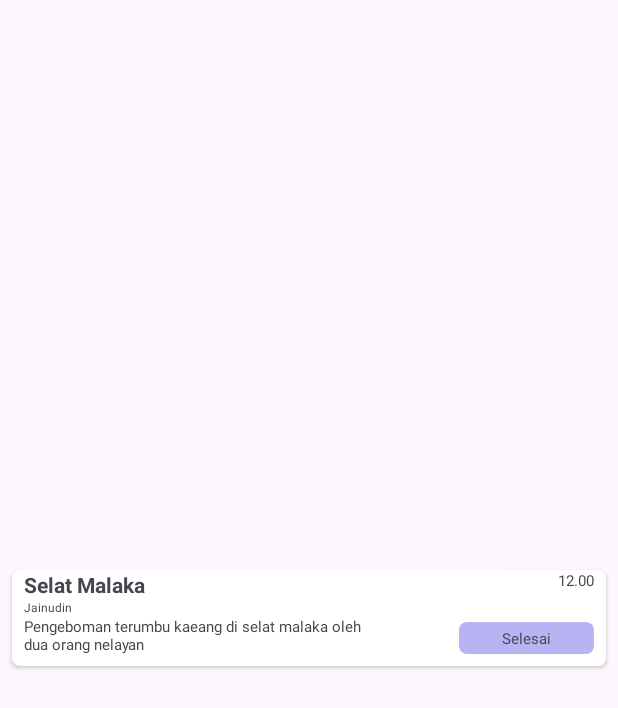
After one commit to AttilaFadlanPatra/BajakLautSomalia, an Android app: the layout flags_card.xml on its own in the app's theme, with its tools: preview values and no code run, on a phone screen of 412 x 824 dp. The commit adds this screen. Shown: the top 708 px of the screen. Run offline under Robolectric (Android 15) with nearby library versions, the phone set to English and light mode, and no system bars.

Commit message:
tommy: menyelesaikan fragment flags

```diff
--- /dev/null
+++ b/program/SecurityKelautan/app/src/main/res/drawable/finish_status.xml
@@ -0,0 +1,9 @@
+<?xml version="1.0" encoding="utf-8"?>
+<shape xmlns:android="http://schemas.android.com/apk/res/android"
+    android:shape="rectangle">
+
+    <corners android:radius="5dp"/>
+    <solid android:color="#B99E97ED"/>
+
+    <stroke android:color="#9B94F8"/>
+</shape>
--- /dev/null
+++ b/program/SecurityKelautan/app/src/main/res/drawable/radius_card.xml
@@ -0,0 +1,6 @@
+<?xml version="1.0" encoding="utf-8"?>
+<shape xmlns:android="http://schemas.android.com/apk/res/android"
+    android:shape="rectangle">
+    <corners android:radius="5dp"/>
+    <solid android:color="@color/white"/>
+</shape>
--- /dev/null
+++ b/program/SecurityKelautan/app/src/main/res/layout/flags_card.xml
@@ -0,0 +1,89 @@
+<?xml version="1.0" encoding="utf-8"?>
+<androidx.constraintlayout.widget.ConstraintLayout xmlns:android="http://schemas.android.com/apk/res/android"
+    xmlns:app="http://schemas.android.com/apk/res-auto"
+    xmlns:tools="http://schemas.android.com/tools"
+    android:id="@+id/layout_card_penngawasa"
+    android:layout_width="match_parent"
+    android:layout_height="match_parent"
+    android:elevation="8dp">
+
+    <androidx.constraintlayout.widget.ConstraintLayout
+        android:id="@+id/card_container_pengawasan"
+        android:layout_width="match_parent"
+        android:layout_height="wrap_content"
+        android:layout_marginStart="8dp"
+        android:layout_marginTop="8dp"
+        android:layout_marginEnd="8dp"
+        android:layout_marginBottom="8dp"
+        android:background="@drawable/radius_card"
+        android:elevation="2dp"
+        app:layout_constraintBottom_toBottomOf="parent"
+        app:layout_constraintEnd_toEndOf="parent"
+        app:layout_constraintStart_toStartOf="parent"
+        app:layout_constraintTop_toTopOf="parent">
+
+        <TextView
+            android:id="@+id/textView7"
+            android:layout_width="wrap_content"
+            android:layout_height="wrap_content"
+            android:layout_marginStart="8dp"
+            android:text="Selat Malaka"
+            android:textStyle="bold"
+            app:layout_constraintBottom_toTopOf="@+id/textView12"
+            app:layout_constraintStart_toStartOf="parent"
+            app:layout_constraintTop_toTopOf="parent" />
+
+        <TextView
+            android:id="@+id/textView12"
+            android:layout_width="wrap_content"
+            android:layout_height="wrap_content"
+            android:layout_marginStart="8dp"
+            android:text="Jainudin"
+            android:textSize="8sp"
+            app:layout_constraintBottom_toTopOf="@+id/textView9"
+            app:layout_constraintStart_toStartOf="parent" />
+
+        <TextView
+            android:id="@+id/textView8"
+            android:layout_width="wrap_content"
+            android:layout_height="wrap_content"
+            android:layout_marginEnd="8dp"
+            android:text="12.00"
+            android:textSize="10sp"
+            app:layout_constraintEnd_toEndOf="parent"
+            app:layout_constraintTop_toTopOf="parent" />
+
+        <TextView
+            android:id="@+id/textView9"
+            android:layout_width="235dp"
+            android:layout_height="29dp"
+            android:layout_marginStart="8dp"
+            android:layout_marginBottom="4dp"
+            android:text="Pengeboman terumbu kaeang di selat malaka oleh dua orang nelayan"
+            android:textSize="10sp"
+            app:layout_constraintBottom_toBottomOf="parent"
+            app:layout_constraintStart_toStartOf="parent" />
+
+        <androidx.constraintlayout.widget.ConstraintLayout
+            android:layout_width="90dp"
+            android:layout_height="21dp"
+            android:layout_marginEnd="8dp"
+            android:layout_marginBottom="8dp"
+            android:background="@drawable/finish_status"
+            app:layout_constraintBottom_toBottomOf="parent"
+            app:layout_constraintEnd_toEndOf="parent">
+
+            <TextView
+                android:id="@+id/textView13"
+                android:layout_width="wrap_content"
+                android:layout_height="wrap_content"
+                android:text="Selesai"
+                android:textSize="10sp"
+                app:layout_constraintBottom_toBottomOf="parent"
+                app:layout_constraintEnd_toEndOf="parent"
+                app:layout_constraintStart_toStartOf="parent"
+                app:layout_constraintTop_toTopOf="parent" />
+        </androidx.constraintlayout.widget.ConstraintLayout>
+
+    </androidx.constraintlayout.widget.ConstraintLayout>
+</androidx.constraintlayout.widget.ConstraintLayout>
```
Also changed, not shown: program/SecurityKelautan/app/src/main/java/com/example/securitykelautan/FlagsFragment.kt (deleted, +0 -59 lines), program/SecurityKelautan/app/src/main/res/layout/fragment_flags.xml (+69 -6 lines).
